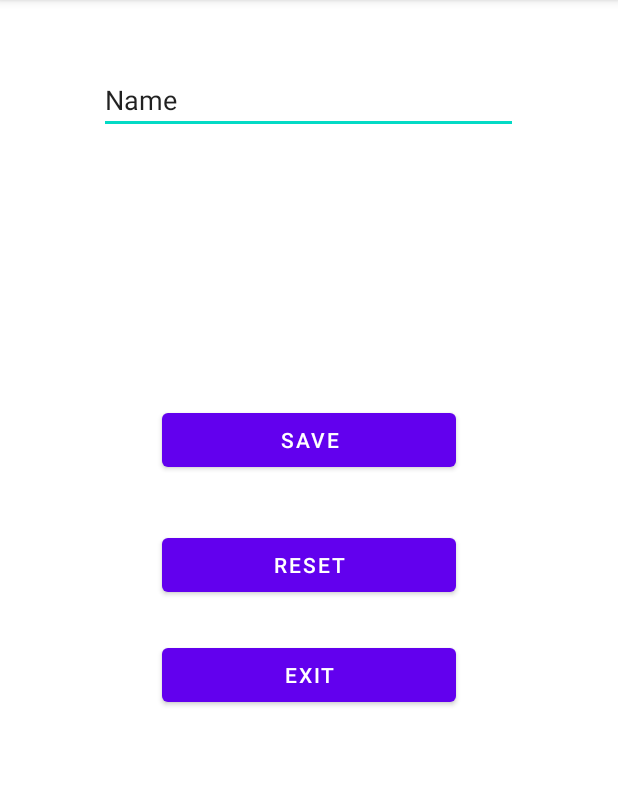
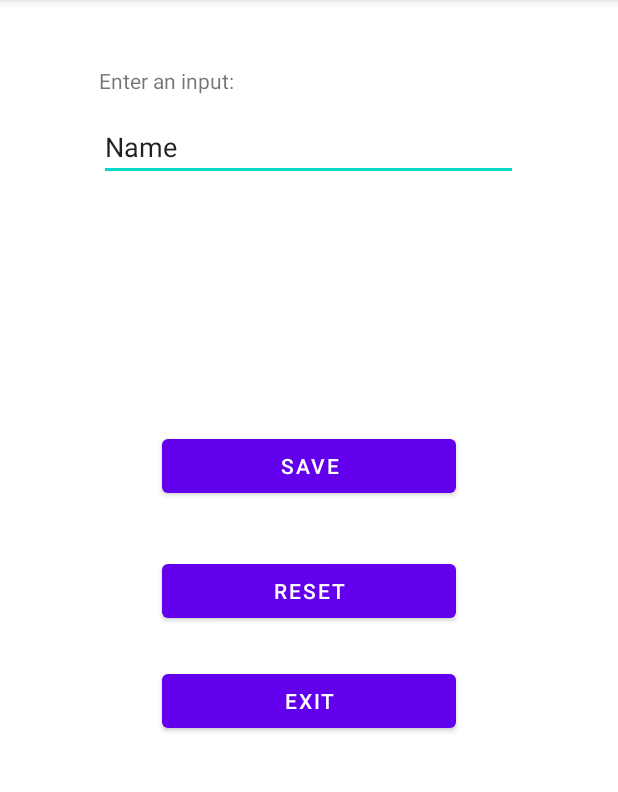
Before and after one commit to yp6497/Ex_10, an Android app: the screen it shows after launch (MainActivity), on a phone screen of 412 x 824 dp, the part 84-876 px from its top. Run offline under Robolectric (Android 15) with nearby library versions, the phone set to English and light mode, and no system bars.

Commit message:
design+ half code- without jd

```diff
--- a/app/src/main/java/com/example/ex_10/MainActivity.java
+++ b/app/src/main/java/com/example/ex_10/MainActivity.java
@@ -3,6 +3,7 @@ package com.example.ex_10;
 import androidx.appcompat.app.AppCompatActivity;
 
 import android.content.Intent;
+import android.graphics.Color;
 import android.os.Bundle;
 import android.view.Menu;
 import android.view.MenuItem;
@@ -49,9 +50,6 @@ public class MainActivity extends AppCompatActivity {
         } catch (IOException e) {
             e.printStackTrace();
         }
-
-
-
     }
 
     public void saveB(View view) {
@@ -61,7 +59,7 @@ public class MainActivity extends AppCompatActivity {
             OutputStreamWriter osw = new OutputStreamWriter(fos);
             BufferedWriter bw = new BufferedWriter(osw);
             st= s+ed.getText().toString();
-            //s=s+st;
+            s=st;
             bw.write(st);
             bw.close();
             t.setText(st);
@@ -72,6 +70,9 @@ public class MainActivity extends AppCompatActivity {
     }
 
     public void resetB(View view) {
+
+        ed.setText("");
+        t.setText("");
     }
 
     public void exitB(View view) {
@@ -92,22 +93,18 @@ public class MainActivity extends AppCompatActivity {
         finish();
     }
 
-
     @Override
     public boolean onCreateOptionsMenu(Menu menu) {
 
-        menu.add("Credits");
+        getMenuInflater().inflate(R.menu.main, menu);
         return true;
     }
 
-    /**
-     * description- if "credits" selected: goes to the credits activity.
-     */
     @Override
     public boolean onOptionsItemSelected(MenuItem item) {
 
-        String st = item.getTitle().toString();
-        if (st.endsWith("Credits")) {
+        String st=item.getTitle().toString();
+        if(st.endsWith("Credits")) {
             Intent si = new Intent(this, creditsActivity.class);
             startActivity(si);
         }
--- a/app/src/main/java/com/example/ex_10/creditsActivity.java
+++ b/app/src/main/java/com/example/ex_10/creditsActivity.java
@@ -2,6 +2,7 @@ package com.example.ex_10;
 
 import androidx.appcompat.app.AppCompatActivity;
 
+import android.content.Intent;
 import android.os.Bundle;
 import android.view.Menu;
 import android.view.MenuItem;
@@ -23,19 +24,17 @@ import android.view.MenuItem;
     @Override
     public boolean onCreateOptionsMenu(Menu menu) {
 
-            menu.add("Main screen");
+        getMenuInflater().inflate(R.menu.main, menu);
         return true;
     }
 
-        /**
-         * description- if "Main screen" selected: return back to the Main activity.
-         */
     @Override
     public boolean onOptionsItemSelected(MenuItem item) {
 
         String st = item.getTitle().toString();
-            if (st.endsWith("Main screen"))
+        if (st.endsWith("Main screen")) {
             finish();
+        }
 
         return true;
     }
--- a/app/src/main/res/layout/activity_main.xml
+++ b/app/src/main/res/layout/activity_main.xml
@@ -17,7 +17,30 @@
 
         <LinearLayout
             android:layout_width="match_parent"
-            android:layout_height="97dp"
+            android:layout_height="31dp"
+            android:orientation="horizontal">
+
+            <Space
+                android:layout_width="wrap_content"
+                android:layout_height="wrap_content"
+                android:layout_weight="1" />
+
+            <TextView
+                android:id="@+id/textView"
+                android:layout_width="214dp"
+                android:layout_height="31dp"
+                android:layout_weight="1"
+                android:text="Enter an input:" />
+
+            <Space
+                android:layout_width="wrap_content"
+                android:layout_height="wrap_content"
+                android:layout_weight="1" />
+        </LinearLayout>
+
+        <LinearLayout
+            android:layout_width="match_parent"
+            android:layout_height="83dp"
             android:orientation="horizontal">
 
             <Space
@@ -52,8 +75,8 @@
 
             <TextView
                 android:id="@+id/t"
-                android:layout_width="295dp"
-                android:layout_height="90dp"
+                android:layout_width="350dp"
+                android:layout_height="110dp"
                 android:layout_weight="1" />
 
             <Space
--- /dev/null
+++ b/app/src/main/res/menu/main.xml
@@ -0,0 +1,11 @@
+<?xml version="1.0" encoding="utf-8"?>
+<menu xmlns:android="http://schemas.android.com/apk/res/android">
+
+    <item
+        android:id="@+id/Ms"
+        android:title="Main screen" />
+    <item
+        android:id="@+id/Credits"
+        android:title="Credits" />
+
+    </menu>
```
Lines whose indentation alone changed are shown as unchanged.
